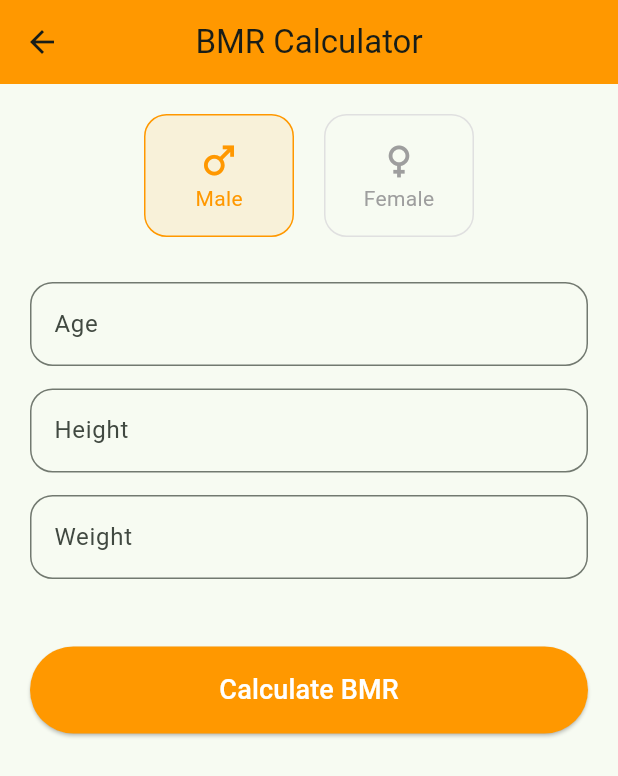
After one commit to Hasibol-Hoda-Inu/Easy-Cal, a Flutter app: the BmrCalculator screen opened directly, on a phone screen of 412 x 824 dp. The commit adds this screen. Shown: the top 776 px of the screen. Run offline on Flutter 3.47's test engine with Material 3 defaults, Android fonts, the phone set to English and light mode, and no system bars; our stand-ins replace google_generative_ai, image_picker.

Commit message:
the prototype has been done

```diff
--- a/analysis_options.yaml
+++ b/analysis_options.yaml
@@ -23,6 +23,9 @@ linter:
   rules:
     # avoid_print: false  # Uncomment to disable the `avoid_print` rule
     # prefer_single_quotes: true  # Uncomment to enable the `prefer_single_quotes` rule
+      prefer_const_constructors: true
+      prefer_const_declarations: true
+      prefer_const_literals_to_create_immutables: true
 
 # Additional information about this file can be found at
 # https://dart.dev/guides/language/analysis-options
--- a/lib/application/app.dart
+++ b/lib/application/app.dart
@@ -1,6 +1,7 @@
 import 'package:easy_cal/application/app_theme_data.dart';
 import 'package:easy_cal/features/auth/presentation/screen/login.dart';
-import 'package:easy_cal/homeScreen.dart';
+import 'package:easy_cal/features/bmr_calculator/presentation/screens/bmr_calculator.dart';
+import 'package:easy_cal/features/common/presentation/screens/main_bottom_nav_screen.dart';
 import 'package:flutter/material.dart';
 
 class EasyCal extends StatelessWidget {
@@ -13,7 +14,7 @@ class EasyCal extends StatelessWidget {
       theme: AppThemeData.lightThemeData,
       darkTheme: AppThemeData.darkThemeData,
       themeMode: ThemeMode.light,
-      home: Login(),
+      home: const MainBottomNavScreen(),
     );
   }
 }
--- /dev/null
+++ b/lib/features/bmr_calculator/presentation/screens/bmr_calculator.dart
@@ -0,0 +1,164 @@
+import 'package:flutter/material.dart';
+
+import '../../../../application/app_colors.dart';
+
+class BmrCalculator extends StatefulWidget {
+  @override
+  _BmrCalculatorState createState() => _BmrCalculatorState();
+}
+
+class _BmrCalculatorState extends State<BmrCalculator> {
+  final _heightController = TextEditingController();
+  final _weightController = TextEditingController();
+  final _ageController = TextEditingController();
+
+  bool isMale = true;
+  double? _bmrResult;
+
+  void _calculateBMR() {
+    double weight = double.tryParse(_weightController.text) ?? 0;
+    double height = double.tryParse(_heightController.text) ?? 0;
+    int age = int.tryParse(_ageController.text) ?? 0;
+
+    if (weight > 0 && height > 0 && age > 0) {
+      setState(() {
+        // Mifflin-St Jeor Equation
+        if (isMale) {
+          _bmrResult = (10 * weight) + (6.25 * height) - (5 * age) + 5;
+        } else {
+          _bmrResult = (10 * weight) + (6.25 * height) - (5 * age) - 161;
+        }
+      });
+    }
+  }
+
+  @override
+  Widget build(BuildContext context) {
+    return Scaffold(
+      appBar: AppBar(
+        title: const Text("BMR Calculator"),
+        centerTitle: true,
+        backgroundColor: Colors.orange,
+      ),
+      body: SingleChildScrollView(
+        padding: const EdgeInsets.all(20),
+        child: Column(
+          children: [
+            // Gender Selection
+            Row(
+              mainAxisAlignment: MainAxisAlignment.center,
+              children: [
+                _genderTile(
+                  "Male",
+                  Icons.male,
+                  isMale,
+                  () => setState(() => isMale = true),
+                ),
+                const SizedBox(width: 20),
+                _genderTile(
+                  "Female",
+                  Icons.female,
+                  !isMale,
+                  () => setState(() => isMale = false),
+                ),
+              ],
+            ),
+            const SizedBox(height: 30),
+
+            // Input Fields
+            _buildInput(_ageController, "Age", "years"),
+            _buildInput(_heightController, "Height", "cm"),
+            _buildInput(_weightController, "Weight", "kg"),
+
+            const SizedBox(height: 30),
+
+            ElevatedButton(
+              onPressed: _calculateBMR,
+              style: ElevatedButton.styleFrom(
+                minimumSize: const Size(double.infinity, 50),
+                backgroundColor: Colors.orange,
+              ),
+              child: const Text(
+                "Calculate BMR",
+                style: TextStyle(color: Colors.white, fontSize: 18),
+              ),
+            ),
+
+            if (_bmrResult != null) ...[
+              const SizedBox(height: 40),
+              const Text(
+                "Your Daily BMR:",
+                style: TextStyle(fontSize: 18, color: Colors.grey),
+              ),
+              Text(
+                "${_bmrResult!.toStringAsFixed(0)} kcal",
+                style: const TextStyle(
+                  fontSize: 48,
+                  fontWeight: FontWeight.bold,
+                  color: Colors.orange,
+                ),
+              ),
+              const Text(
+                "This is the energy your body needs at rest.",
+                textAlign: TextAlign.center,
+                style: TextStyle(color: Colors.grey),
+              ),
+            ],
+          ],
+        ),
+      ),
+    );
+  }
+
+  // Helper for Input Fields
+  Widget _buildInput(
+    TextEditingController controller,
+    String label,
+    String unit,
+  ) {
+    return Padding(
+      padding: const EdgeInsets.only(bottom: 15),
+      child: TextField(
+        controller: controller,
+        keyboardType: TextInputType.number,
+        decoration: InputDecoration(
+          labelText: label,
+          suffixText: unit,
+          border: OutlineInputBorder(borderRadius: BorderRadius.circular(15)),
+        ),
+      ),
+    );
+  }
+
+  // Helper for Gender Selection
+  Widget _genderTile(
+    String title,
+    IconData icon,
+    bool selected,
+    VoidCallback onTap,
+  ) {
+    return GestureDetector(
+      onTap: onTap,
+      child: Container(
+        width: 100,
+        padding: const EdgeInsets.all(15),
+        decoration: BoxDecoration(
+          color: selected ? Colors.orange.withOpacity(0.1) : Colors.transparent,
+          border: Border.all(
+            color: selected ? Colors.orange : Colors.grey.shade300,
+          ),
+          borderRadius: BorderRadius.circular(15),
+        ),
+        child: Column(
+          children: [
+            Icon(icon, color: selected ? Colors.orange : Colors.grey, size: 30),
+            Text(
+              title,
+              style: TextStyle(color: selected ? Colors.orange : Colors.grey),
+            ),
+          ],
+        ),
+      ),
+    );
+  }
+}
--- a/pubspec.yaml
+++ b/pubspec.yaml
@@ -30,6 +30,9 @@ environment:
 dependencies:
   flutter:
     sdk: flutter
+  image_picker: ^1.1.2
+  google_generative_ai: ^0.4.7
+  image: ^4.1.7
 
   # The following adds the Cupertino Icons font to your application.
   # Use with the CupertinoIcons class for iOS style icons.
```
Also changed, not shown: lib/features/auth/presentation/screen/login.dart (+10 -10 lines), lib/features/bmi_calculator/presentation/screens/bmi_calculator.dart (added, +177 -0 lines), lib/features/home/presentation/screens/homeScreen.dart (added, +284 -0 lines), lib/homeScreen.dart (deleted, +0 -17 lines), assets/images/app_ui.png (added), pubspec.lock, 1 other file.
